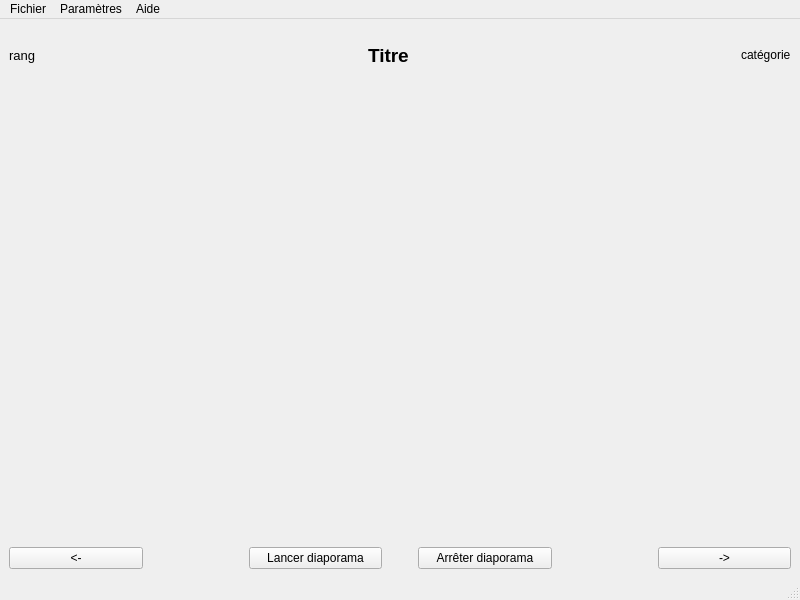
Lucas-kiss/S2.01, file v2/LecteurVue/LecteurVue.ui: the form before one commit.
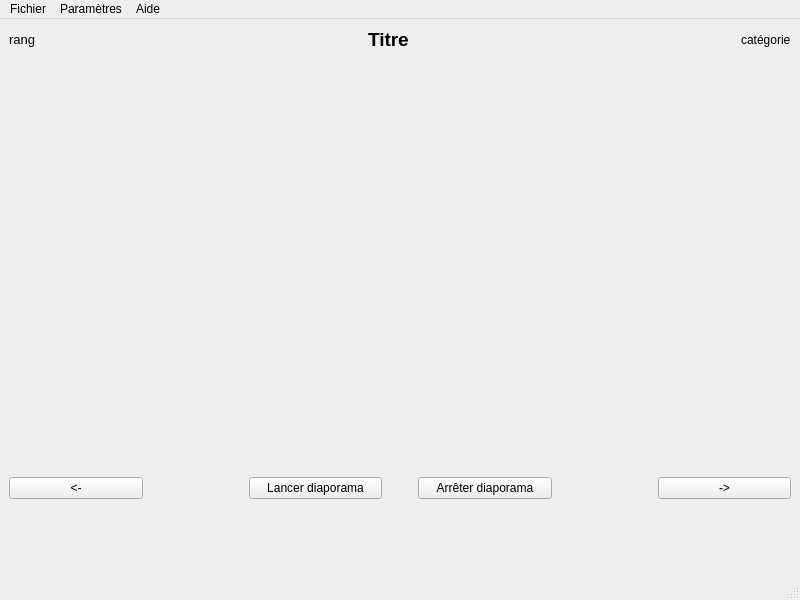
The form after the commit.

```diff
--- a/v2/LecteurVue/LecteurVue.ui
+++ b/v2/LecteurVue/LecteurVue.ui
@@ -251,6 +251,13 @@
       </item>
      </layout>
     </item>
+    <item>
+     <widget class="QLabel" name="lmode">
+      <property name="text">
+       <string/>
+      </property>
+     </widget>
+    </item>
    </layout>
   </widget>
   <widget class="QMenuBar" name="menubar">
```
